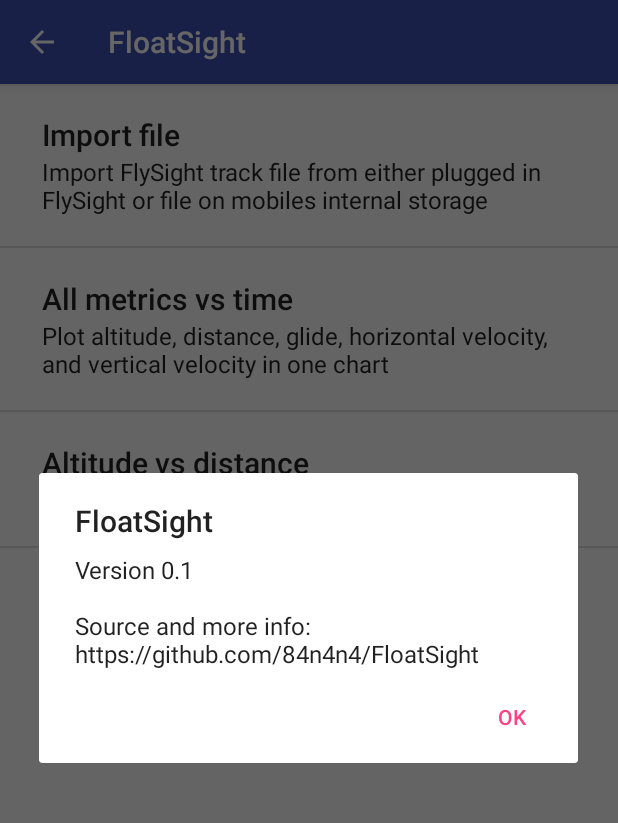
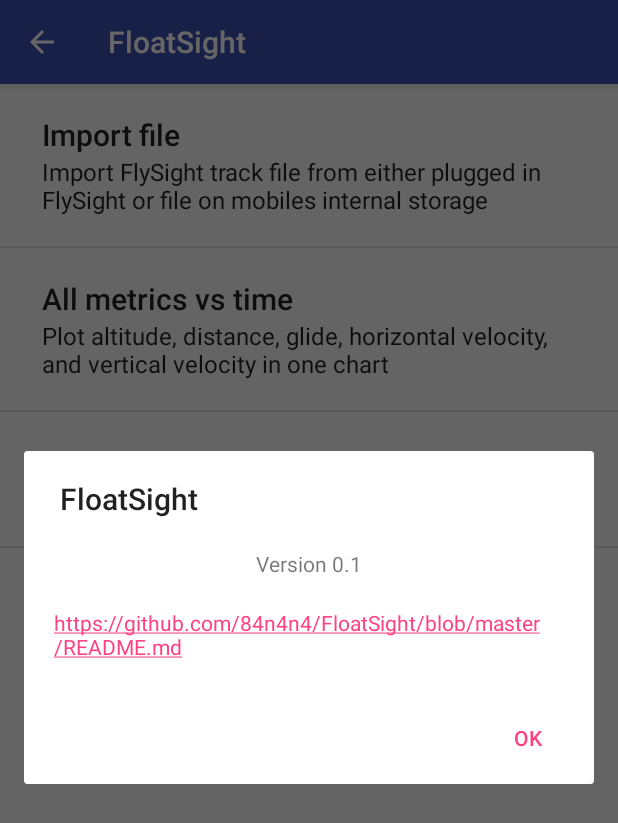
Before and after one commit to 84n4n4/FloatSight, an Android app: the screen it shows after launch (MainActivity), after a tap on "About", on a phone screen of 412 x 824 dp. Shown: the top 823 px of the screen. Run offline under Robolectric (Android 15) with nearby library versions, the phone set to English and light mode, and no system bars.

Commit message:
updated about dialog

```diff
--- a/app/src/main/java/com/watchthybridle/floatsight/MainMenuFragment.java
+++ b/app/src/main/java/com/watchthybridle/floatsight/MainMenuFragment.java
@@ -14,7 +14,9 @@
 import android.view.View;
 import android.view.ViewGroup;
 import android.widget.AdapterView;
+import android.widget.FrameLayout;
 import android.widget.ListView;
+import android.widget.TextView;
 import com.watchthybridle.floatsight.chartfragments.AllMetricsTimeChartFragment;
 import com.watchthybridle.floatsight.chartfragments.ChartFragment;
 import com.watchthybridle.floatsight.chartfragments.DistanceVsAltitudeChartFragment;
@@ -107,18 +109,20 @@
 		}
 	}
 
-	private void showAboutDialog() {
-		Context context = getContext();
-		if (context != null) {
-			String message = getString(R.string.about_dialog_message, BuildConfig.VERSION_NAME);
-			new AlertDialog.Builder(getContext())
-					.setTitle(R.string.app_name)
-					.setMessage(message)
-					.setPositiveButton(R.string.ok, null)
-					.create()
-					.show();
-		}
-	}
+    private void showAboutDialog() {
+        AlertDialog.Builder builder = new AlertDialog.Builder(getContext())
+                .setTitle(R.string.app_name)
+                .setPositiveButton(R.string.ok, null);
+        final FrameLayout frameView = new FrameLayout(getContext());
+        builder.setView(frameView);
+
+        final AlertDialog dialog = builder.create();
+        LayoutInflater inflater = dialog.getLayoutInflater();
+        View dialoglayout = inflater.inflate(R.layout.about_dialog, frameView);
+        TextView versionTextView = dialoglayout.findViewById(R.id.about_dialog_version);
+		versionTextView.setText(getString(R.string.about_dialog_version, BuildConfig.VERSION_NAME));
+        dialog.show();
+    }
 
 	private void startImportFile() {
 		MainActivity mainActivity = (MainActivity) getActivity();
--- /dev/null
+++ b/app/src/main/res/layout/about_dialog.xml
@@ -0,0 +1,21 @@
+<?xml version="1.0" encoding="utf-8"?>
+<LinearLayout xmlns:android="http://schemas.android.com/apk/res/android"
+              android:layout_width="wrap_content"
+              android:layout_height="wrap_content"
+              android:orientation="vertical"
+              android:layout_margin="20dp">
+
+    <TextView android:id="@+id/about_dialog_version"
+              android:layout_gravity="center_horizontal"
+              android:layout_width="wrap_content"
+              android:layout_height="wrap_content"/>
+
+    <TextView android:id="@+id/about_dialog_link"
+              android:layout_marginTop="20dp"
+              android:layout_gravity="center_horizontal"
+              android:linksClickable="true"
+              android:autoLink="web"
+              android:text="@string/about_dialog_link"
+              android:layout_width="wrap_content"
+              android:layout_height="wrap_content"/>
+</LinearLayout>
--- a/app/src/main/res/values/strings.xml
+++ b/app/src/main/res/values/strings.xml
@@ -41,7 +41,8 @@
     <!-- Dialog stuff -->
     <string name="ok">OK</string>
     <string name="cancel">Cancel</string>
-    <string name="about_dialog_message">Version %1$s\n\nSource and more info:\nhttps://github.com/84n4n4/FloatSight</string>
+    <string name="about_dialog_version">Version %1$s</string>
+    <string name="about_dialog_link">https://github.com/84n4n4/FloatSight/blob/master/README.md</string>
     <string name="metrics_dialgo_title">Visible metrics</string>
 
     <!-- Main menu -->
```
